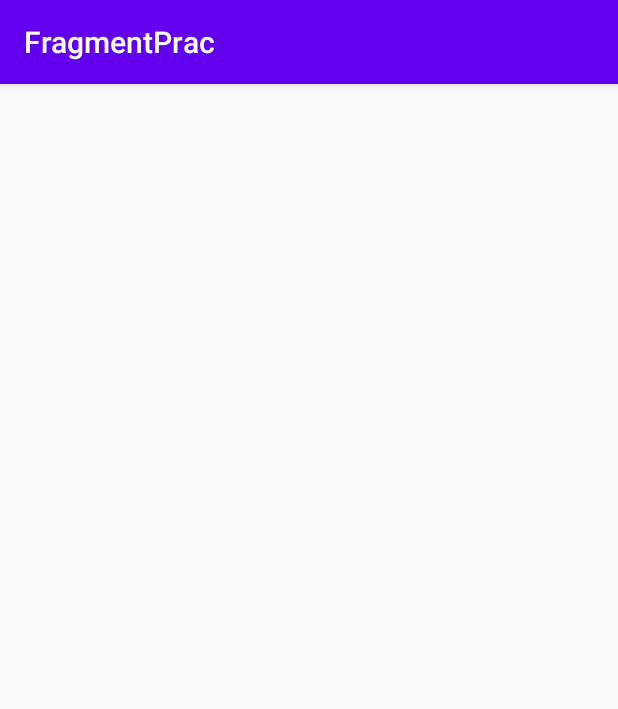
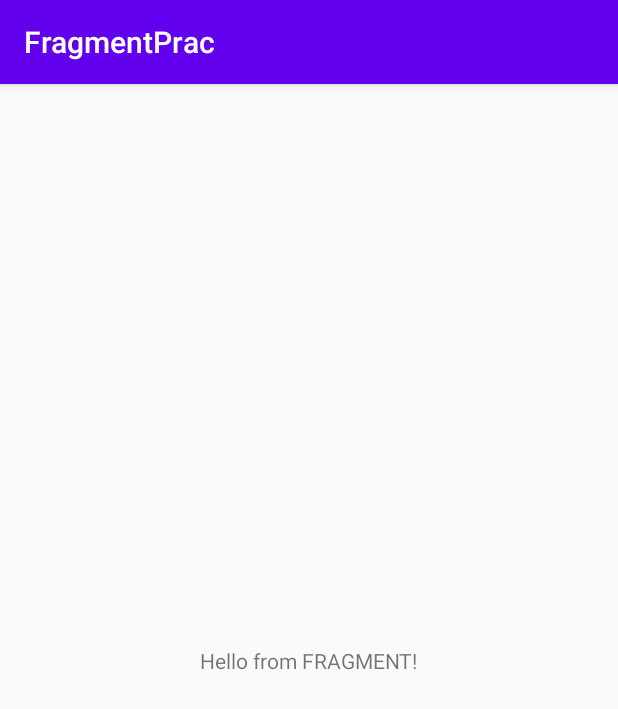
Before and after one commit to acolistro/FragmentPrac, an Android app: the screen it shows after launch (MainActivity), on a phone screen of 412 x 824 dp. Shown: the top 709 px of the screen. Run offline under Robolectric (Android 15) with nearby library versions, the phone set to English and light mode, and no system bars.

Commit message:
connect first fragment via main activity using fragment manager

```diff
--- a/app/src/main/java/com/example/fragmentprac/MainActivity.java
+++ b/app/src/main/java/com/example/fragmentprac/MainActivity.java
@@ -1,6 +1,8 @@
 package com.example.fragmentprac;
 
 import androidx.appcompat.app.AppCompatActivity;
+import androidx.fragment.app.Fragment;
+import androidx.fragment.app.FragmentManager;
 
 import android.os.Bundle;
 
@@ -10,5 +12,15 @@ public class MainActivity extends AppCompatActivity {
     protected void onCreate(Bundle savedInstanceState) {
         super.onCreate(savedInstanceState);
         setContentView(R.layout.activity_main);
+
+        FragmentManager fragmentManager = getSupportFragmentManager();
+        Fragment fragment = fragmentManager.findFragmentById(R.id.myContainer);
+
+        if (fragment == null) {
+            fragment = new MainFragment();
+            fragmentManager.beginTransaction()
+                    .add(R.id.myContainer, fragment)
+                    .commit();
+        }
     }
 }
--- a/app/src/main/res/layout/activity_main.xml
+++ b/app/src/main/res/layout/activity_main.xml
@@ -1,10 +1,17 @@
 <?xml version="1.0" encoding="utf-8"?>
-<androidx.constraintlayout.widget.ConstraintLayout xmlns:android="http://schemas.android.com/apk/res/android"
-    xmlns:app="http://schemas.android.com/apk/res-auto"
+<FrameLayout xmlns:android="http://schemas.android.com/apk/res/android"
     xmlns:tools="http://schemas.android.com/tools"
+    android:id="@+id/myContainer"
     android:layout_width="match_parent"
     android:layout_height="match_parent"
     tools:context=".MainActivity">
+
+<!--    <fragment-->
+<!--        android:id="@+id/my_fragment"-->
+<!--        android:name="com.example.fragmentprac.MainFragment"-->
+<!--        android:layout_width="match_parent"-->
+<!--        android:layout_height="match_parent"-->
+<!--        tools:layout="@layout/fragment_main"/>-->
 
 <!--    <TextView-->
 <!--        android:layout_width="wrap_content"-->
@@ -15,4 +22,4 @@
 <!--        app:layout_constraintRight_toRightOf="parent"-->
 <!--        app:layout_constraintTop_toTopOf="parent" />-->
 
-</androidx.constraintlayout.widget.ConstraintLayout>
+</FrameLayout>
```
